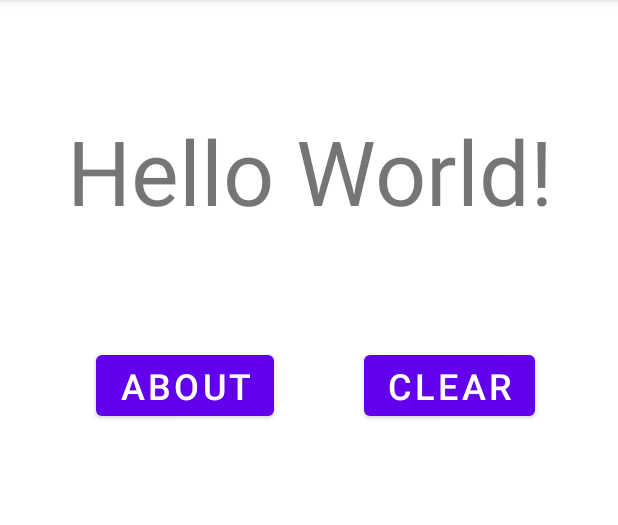
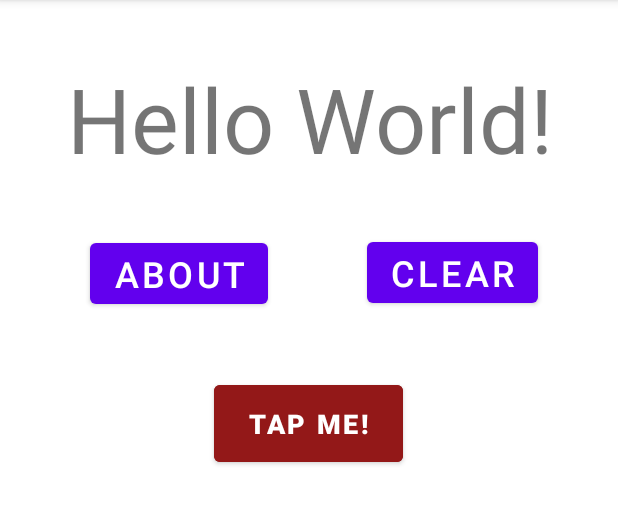
Before and after one commit to Clee2691/NUMAD21S-CZL, an Android app: the screen it shows after launch (MainActivity), on a phone screen of 412 x 824 dp, the part 84-609 px from its top. Run offline under Robolectric (Android 15) with nearby library versions, the phone set to English and light mode, and no system bars.

Commit message:
Added new activity, created button for activity

```diff
--- a/app/src/main/AndroidManifest.xml
+++ b/app/src/main/AndroidManifest.xml
@@ -9,6 +9,7 @@
         android:roundIcon="@mipmap/ic_launcher_czl_round"
         android:supportsRtl="true"
         android:theme="@style/Theme.NUMAD21SCZL">
+        <activity android:name=".activity_click_letters"></activity>
         <activity android:name=".MainActivity">
             <intent-filter>
                 <action android:name="android.intent.action.MAIN" />
--- /dev/null
+++ b/app/src/main/java/com/example/numad21s_czl/activity_click_letters.java
@@ -0,0 +1,14 @@
+package com.example.numad21s_czl;
+
+import androidx.appcompat.app.AppCompatActivity;
+
+import android.os.Bundle;
+
+public class activity_click_letters extends AppCompatActivity {
+
+    @Override
+    protected void onCreate(Bundle savedInstanceState) {
+        super.onCreate(savedInstanceState);
+        setContentView(R.layout.activity_click_letters);
+    }
+}
--- /dev/null
+++ b/app/src/main/res/layout/activity_click_letters.xml
@@ -0,0 +1,9 @@
+<?xml version="1.0" encoding="utf-8"?>
+<androidx.constraintlayout.widget.ConstraintLayout xmlns:android="http://schemas.android.com/apk/res/android"
+    xmlns:app="http://schemas.android.com/apk/res-auto"
+    xmlns:tools="http://schemas.android.com/tools"
+    android:layout_width="match_parent"
+    android:layout_height="match_parent"
+    tools:context=".activity_click_letters">
+
+</androidx.constraintlayout.widget.ConstraintLayout>
--- a/app/src/main/res/layout/activity_main.xml
+++ b/app/src/main/res/layout/activity_main.xml
@@ -19,7 +19,7 @@
         app:layout_constraintLeft_toLeftOf="parent"
         app:layout_constraintRight_toRightOf="parent"
         app:layout_constraintTop_toTopOf="parent"
-        app:layout_constraintVertical_bias="0.107" />
+        app:layout_constraintVertical_bias="0.056" />
 
     <Button
         android:id="@+id/clearButton"
@@ -30,23 +30,23 @@
         android:textSize="24sp"
         app:layout_constraintBottom_toBottomOf="parent"
         app:layout_constraintEnd_toEndOf="parent"
-        app:layout_constraintHorizontal_bias="0.519"
+        app:layout_constraintHorizontal_bias="0.553"
         app:layout_constraintStart_toEndOf="@+id/aboutButton"
         app:layout_constraintTop_toBottomOf="@+id/textView"
-        app:layout_constraintVertical_bias="0.136" />
+        app:layout_constraintVertical_bias="0.06" />
 
     <Button
         android:id="@+id/aboutButton"
         android:layout_width="wrap_content"
         android:layout_height="wrap_content"
-        android:layout_marginStart="64dp"
+        android:layout_marginStart="60dp"
         android:onClick="aboutMe"
         android:text="@string/about_string"
         android:textSize="24sp"
         app:layout_constraintBottom_toBottomOf="parent"
         app:layout_constraintStart_toStartOf="parent"
         app:layout_constraintTop_toBottomOf="@+id/textView"
-        app:layout_constraintVertical_bias="0.136" />
+        app:layout_constraintVertical_bias="0.062" />
 
     <TextView
         android:id="@+id/nameTextView"
@@ -57,9 +57,10 @@
         android:textSize="72sp"
         app:layout_constraintBottom_toBottomOf="parent"
         app:layout_constraintEnd_toEndOf="parent"
+        app:layout_constraintHorizontal_bias="0.498"
         app:layout_constraintStart_toStartOf="parent"
         app:layout_constraintTop_toBottomOf="@+id/textView"
-        app:layout_constraintVertical_bias="0.342" />
+        app:layout_constraintVertical_bias="0.762" />
 
     <TextView
         android:id="@+id/emailTextView"
@@ -71,6 +72,22 @@
         app:layout_constraintHorizontal_bias="0.498"
         app:layout_constraintStart_toStartOf="parent"
         app:layout_constraintTop_toBottomOf="@+id/nameTextView"
-        app:layout_constraintVertical_bias="0.214" />
+        app:layout_constraintVertical_bias="0.445" />
+
+    <Button
+        android:id="@+id/activity_click_btn"
+        android:layout_width="126dp"
+        android:layout_height="63dp"
+        android:backgroundTint="#931818"
+        android:fontFamily="sans-serif-black"
+        android:text="@string/tap_me_string"
+        android:textSize="18sp"
+        android:typeface="monospace"
+        app:layout_constraintBottom_toTopOf="@+id/nameTextView"
+        app:layout_constraintEnd_toEndOf="parent"
+        app:layout_constraintHorizontal_bias="0.498"
+        app:layout_constraintStart_toStartOf="parent"
+        app:layout_constraintTop_toBottomOf="@+id/textView"
+        app:layout_constraintVertical_bias="0.367" />
 
 </androidx.constraintlayout.widget.ConstraintLayout>
--- a/app/src/main/res/values/strings.xml
+++ b/app/src/main/res/values/strings.xml
@@ -2,4 +2,5 @@
     <string name="app_name">NUMAD21S-CZL</string>
     <string name="about_string">About</string>
     <string name="clear_string">Clear</string>
+    <string name="tap_me_string">Tap Me!</string>
 </resources>
```
